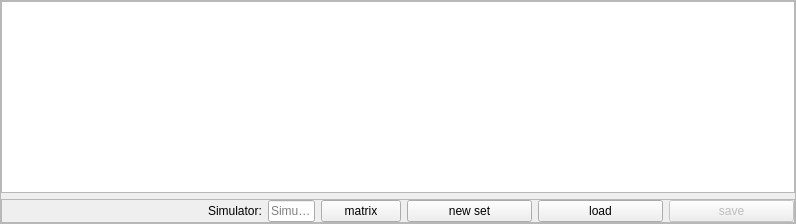
Old version of the form src/blackgui/components/dbownmodelsetcomponent.ui in the repository swift-project/pilotclient.
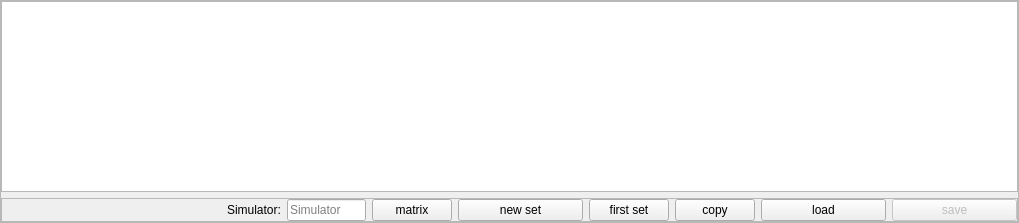
New version of the form. Custom widgets are drawn as their Qt base class.

Commit message: Ref T246, allow to copy model set or create 1st model set as dialog from mapping tool

Patch:
```diff
--- a/src/blackgui/components/dbownmodelsetcomponent.ui
+++ b/src/blackgui/components/dbownmodelsetcomponent.ui
@@ -6,8 +6,8 @@
    <rect>
     <x>0</x>
     <y>0</y>
-    <width>796</width>
-    <height>224</height>
+    <width>1019</width>
+    <height>223</height>
    </rect>
   </property>
   <property name="windowTitle">
@@ -132,6 +132,20 @@
         </property>
        </widget>
       </item>
+      <item>
+       <widget class="QPushButton" name="pb_FirstSet">
+        <property name="text">
+         <string>first set</string>
+        </property>
+       </widget>
+      </item>
+      <item>
+       <widget class="QPushButton" name="pb_CopyFromAnotherSwift">
+        <property name="text">
+         <string>copy</string>
+        </property>
+       </widget>
+      </item>
       <item>
        <widget class="QPushButton" name="pb_LoadExistingSet">
         <property name="minimumSize">
@@ -170,17 +184,17 @@
   </layout>
  </widget>
  <customwidgets>
-  <customwidget>
-   <class>BlackGui::Views::CAircraftModelView</class>
-   <extends>QTableView</extends>
-   <header>blackgui/views/aircraftmodelview.h</header>
-  </customwidget>
   <customwidget>
    <class>BlackGui::Components::CSimulatorSelector</class>
    <extends>QFrame</extends>
    <header>blackgui/components/simulatorselector.h</header>
    <container>1</container>
   </customwidget>
+  <customwidget>
+   <class>BlackGui::Views::CAircraftModelView</class>
+   <extends>QTableView</extends>
+   <header>blackgui/views/aircraftmodelview.h</header>
+  </customwidget>
  </customwidgets>
  <resources/>
  <connections/>
```
The commit also changes 9 other files.
